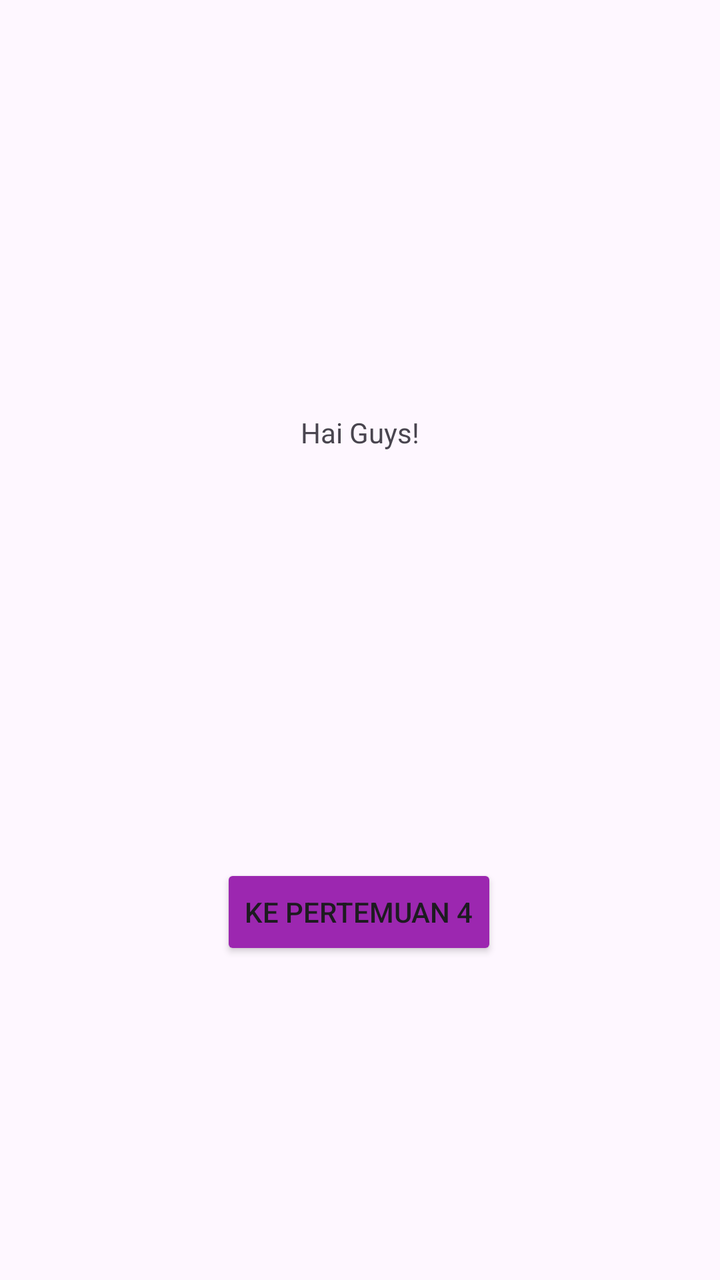
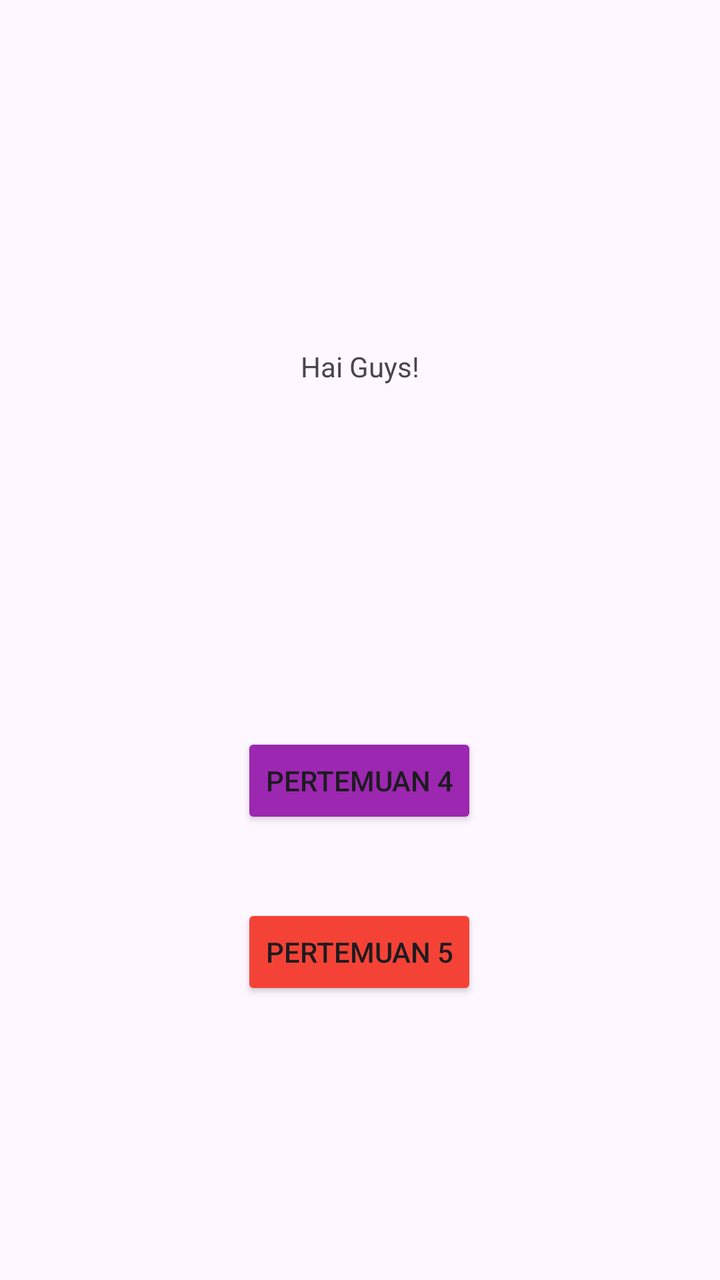

The first picture is an Android layout as it rendered before a commit; the second is the same layout after the commit. The layout source and the unified diff follow.
<!-- AndroidManifest.xml: application theme Theme.Marsmuti -->
<!-- res/layout/activity_main.xml -->
<?xml version="1.0" encoding="utf-8"?>
<androidx.constraintlayout.widget.ConstraintLayout xmlns:android="http://schemas.android.com/apk/res/android"
    xmlns:app="http://schemas.android.com/apk/res-auto"
    xmlns:tools="http://schemas.android.com/tools"
    android:id="@+id/main"
    android:layout_width="match_parent"
    android:layout_height="match_parent"
    tools:context=".MainActivity">

    <TextView
        android:id="@+id/tvHello"
        android:layout_width="wrap_content"
        android:layout_height="wrap_content"
        android:text="Hai Guys!"
        app:layout_constraintBottom_toTopOf="@id/btnToFourth"
        app:layout_constraintEnd_toEndOf="parent"
        app:layout_constraintStart_toStartOf="parent"
        app:layout_constraintTop_toTopOf="parent" />

    <Button
        android:id="@+id/btnToFourth"
        android:layout_width="wrap_content"
        android:layout_height="wrap_content"
        android:layout_marginTop="16dp"
        android:text="Ke Pertemuan 4"
        android:backgroundTint="#9C27B0"
        app:layout_constraintBottom_toBottomOf="parent"
        app:layout_constraintEnd_toEndOf="parent"
        app:layout_constraintHorizontal_bias="0.498"
        app:layout_constraintStart_toStartOf="parent"
        app:layout_constraintTop_toTopOf="parent"
        app:layout_constraintVertical_bias="0.722" />

</androidx.constraintlayout.widget.ConstraintLayout>
<!-- resources referenced by this layout -->
<resources>
  <style name="Theme.Marsmuti" parent="Base.Theme.Marsmuti" />
  <style name="Base.Theme.Marsmuti" parent="Theme.Material3.DayNight.NoActionBar">
          
          
      </style>
</resources>

<!-- the commit's change to res/layout/activity_main.xml (unified diff, before → after) -->
@@ -22,13 +22,28 @@
         android:layout_width="wrap_content"
         android:layout_height="wrap_content"
         android:layout_marginTop="16dp"
-        android:text="Ke Pertemuan 4"
         android:backgroundTint="#9C27B0"
+        android:text="Pertemuan 4"
         app:layout_constraintBottom_toBottomOf="parent"
         app:layout_constraintEnd_toEndOf="parent"
         app:layout_constraintHorizontal_bias="0.498"
         app:layout_constraintStart_toStartOf="parent"
         app:layout_constraintTop_toTopOf="parent"
-        app:layout_constraintVertical_bias="0.722" />
+        app:layout_constraintVertical_bias="0.608" />
+
+    <Button
+        android:id="@+id/btnToFifth"
+        android:layout_width="wrap_content"
+        android:layout_height="wrap_content"
+        android:layout_marginTop="16dp"
+        android:backgroundTint="#F44336"
+        android:text="Pertemuan 5"
+        app:layout_constraintBottom_toBottomOf="parent"
+        app:layout_constraintEnd_toEndOf="parent"
+        app:layout_constraintHorizontal_bias="0.498"
+        app:layout_constraintStart_toStartOf="parent"
+        app:layout_constraintTop_toTopOf="parent"
+        app:layout_constraintVertical_bias="0.757" />
+
 
 </androidx.constraintlayout.widget.ConstraintLayout>
